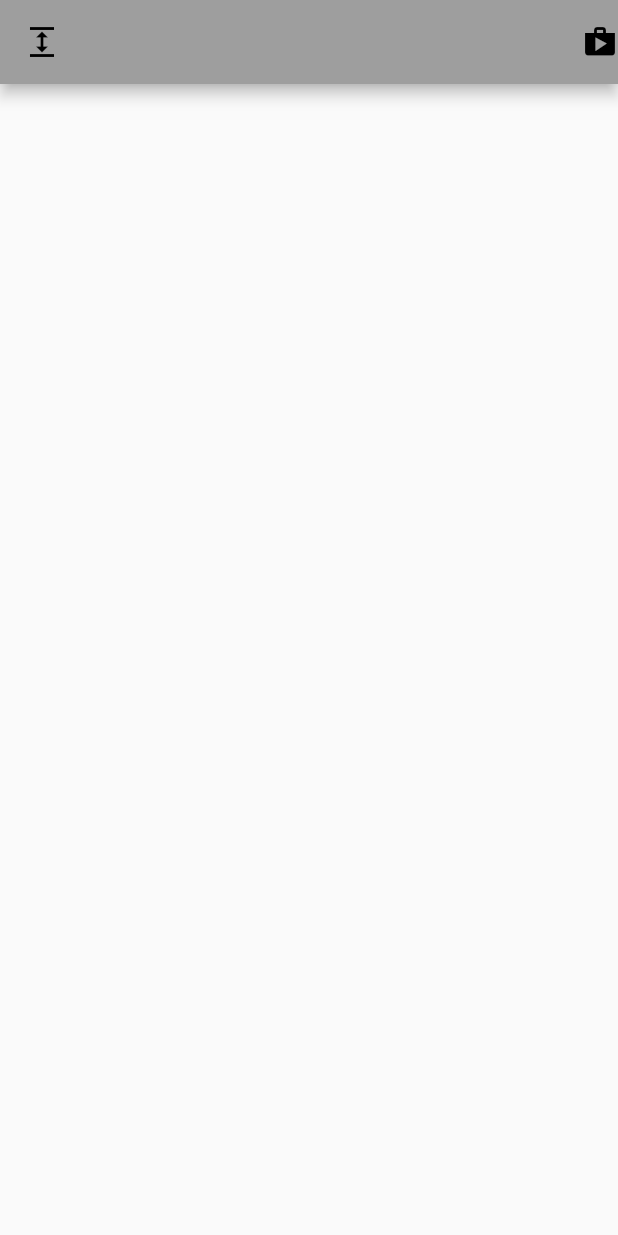
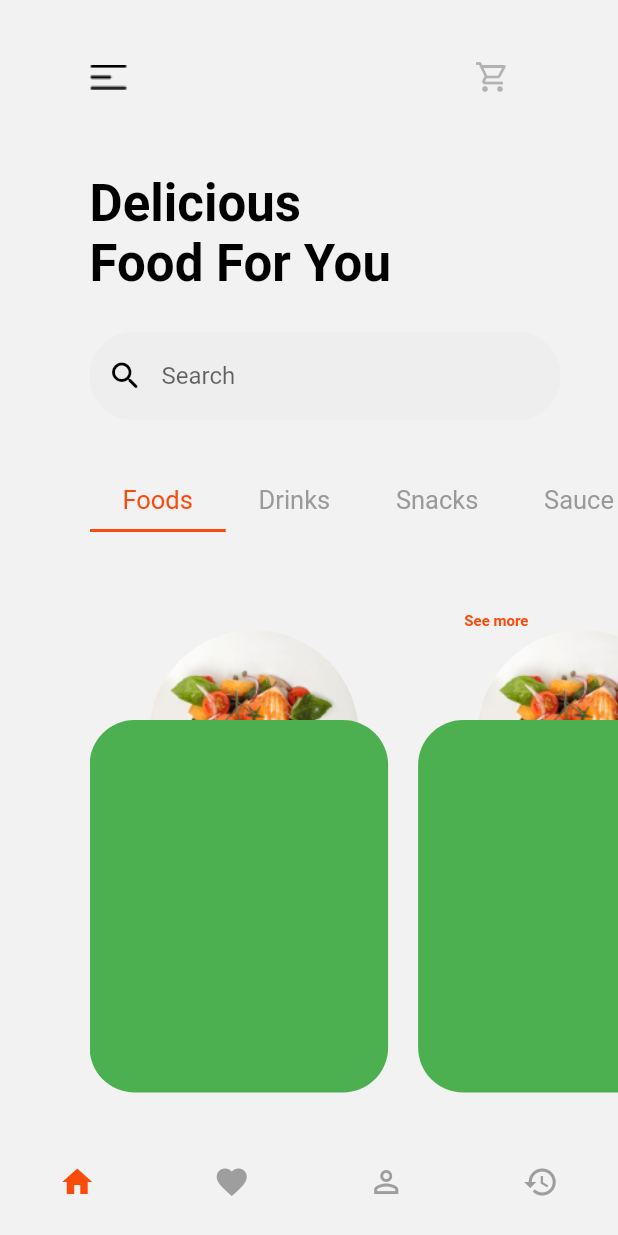
Before and after one commit to kyril-san/foodapp_practice, a Flutter app: the Homepage screen opened directly, on a phone screen of 412 x 824 dp. Run offline on Flutter 3.47's test engine with Material 2 defaults, Android fonts, the phone set to English and light mode, and no system bars; our stand-ins replace google_fonts.

```diff
--- /dev/null
+++ b/lib/Hompage/page1.dart
@@ -0,0 +1,89 @@
+import 'package:flutter/material.dart';
+import 'package:foodapp_practice/Hompage/image_details.dart';
+import 'package:foodapp_practice/Hompage/page1/layer1.dart';
+import 'package:foodapp_practice/Hompage/page1/search.dart';
+import 'package:foodapp_practice/Hompage/page1/text_out.dart';
+// ignore: depend_on_referenced_packages
+import 'package:google_fonts/google_fonts.dart';
+
+import '../constants/constants.dart';
+
+class Page1 extends StatefulWidget {
+  const Page1({super.key});
+
+  @override
+  State<Page1> createState() => _Page1State();
+}
+
+class _Page1State extends State<Page1> with TickerProviderStateMixin {
+  @override
+  Widget build(BuildContext context) {
+    final double screenwidth = MediaQuery.of(context).size.height / 414;
+    final double screenheight = MediaQuery.of(context).size.height / 896;
+    // ignore: no_leading_underscores_for_local_identifiers
+    TabController _controller = TabController(length: 4, vsync: this);
+
+    return Container(
+      padding: EdgeInsets.only(
+          left: pagepadding * screenwidth, top: pagepadding * screenheight),
+      child: Column(
+        crossAxisAlignment: CrossAxisAlignment.start,
+        children: [
+          const Layer1(),
+          SizedBox(height: 43.33 * screenheight),
+          const Textout(),
+          SizedBox(height: 28 * screenheight),
+          const SearchBox(),
+          SizedBox(height: 46 * screenheight),
+          SingleChildScrollView(
+            child: TabBar(
+                controller: _controller,
+                isScrollable: true,
+                labelPadding: EdgeInsets.only(
+                    bottom: 10 * screenheight,
+                    left: 11 * screenwidth,
+                    right: 11 * screenwidth),
+                indicatorColor: secondarycolor,
+                labelColor: secondarycolor,
+                unselectedLabelColor: const Color.fromARGB(255, 154, 154, 157),
+                tabs: [
+                  Text('Foods',
+                      style: GoogleFonts.varelaRound(
+                          fontSize: 17, fontWeight: FontWeight.w400)),
+                  Text('Drinks',
+                      style: GoogleFonts.varelaRound(
+                          fontSize: 17, fontWeight: FontWeight.w400)),
+                  Text('Snacks',
+                      style: GoogleFonts.varelaRound(
+                          fontSize: 17, fontWeight: FontWeight.w400)),
+                  Text('Sauce',
+                      style: GoogleFonts.varelaRound(
+                          fontSize: 17, fontWeight: FontWeight.w400))
+                ]),
+          ),
+          SizedBox(height: 58 * screenheight),
+          Padding(
+            padding: EdgeInsets.only(right: pagepadding * screenwidth),
+            child: Align(
+              alignment: Alignment.centerRight,
+              child: Text('See more', style: maintext),
+            ),
+          ),
+          Expanded(
+            child: TabBarView(controller: _controller, children: [
+              ListView.builder(
+                  itemCount: 3,
+                  scrollDirection: Axis.horizontal,
+                  itemBuilder: (context, index) {
+                    return const ImageHolder();
+                  }),
+              const Center(child: Text("fill2")),
+              const Center(child: Text("fill3")),
+              const Center(child: Text("fill4")),
+            ]),
+          )
+        ],
+      ),
+    );
+  }
+}
--- /dev/null
+++ b/lib/Hompage/page1/layer1.dart
@@ -0,0 +1,31 @@
+import 'package:flutter/material.dart';
+import 'package:foodapp_practice/constants/constants.dart';
+
+class Layer1 extends StatelessWidget {
+  const Layer1({
+    super.key,
+  });
+
+  @override
+  Widget build(BuildContext context) {
+    final double screenwidth = MediaQuery.of(context).size.height / 414;
+    // final double screenheight = MediaQuery.of(context).size.height / 896;
+    return Padding(
+      padding: EdgeInsets.only(right: pagepadding * screenwidth),
+      child: Row(
+        mainAxisAlignment: MainAxisAlignment.spaceBetween,
+        children: [
+          Image.asset('assets/images/Vector.png'),
+          IconButton(
+              onPressed: () {},
+              icon: const Opacity(
+                opacity: 0.3,
+                child: Icon(
+                  Icons.shopping_cart_outlined,
+                ),
+              ))
+        ],
+      ),
+    );
+  }
+}
--- /dev/null
+++ b/lib/Hompage/page1/search.dart
@@ -0,0 +1,32 @@
+import 'package:flutter/material.dart';
+
+class SearchBox extends StatelessWidget {
+  const SearchBox({super.key});
+
+  @override
+  Widget build(BuildContext context) {
+    return SizedBox(
+      width: 314,
+      height: 60,
+      child: TextFormField(
+        decoration: const InputDecoration(
+          prefixIcon: Icon(
+            Icons.search_rounded,
+            color: Colors.black,
+          ),
+          hintText: 'Search',
+          filled: true,
+          fillColor: Color.fromARGB(255, 239, 238, 238),
+          enabledBorder: OutlineInputBorder(
+            borderSide: BorderSide(color: Color.fromARGB(255, 239, 238, 238)),
+            borderRadius: BorderRadius.all(Radius.circular(30)),
+          ),
+          focusedBorder: OutlineInputBorder(
+            borderSide: BorderSide(color: Color.fromARGB(255, 239, 238, 238)),
+            borderRadius: BorderRadius.all(Radius.circular(30)),
+          ),
+        ),
+      ),
+    );
+  }
+}
--- /dev/null
+++ b/lib/Hompage/page1/text_out.dart
@@ -0,0 +1,17 @@
+// ignore_for_file: depend_on_referenced_packages
+
+import 'package:flutter/material.dart';
+import 'package:google_fonts/google_fonts.dart';
+
+class Textout extends StatelessWidget {
+  const Textout({super.key});
+
+  @override
+  Widget build(BuildContext context) {
+    return Text(
+      'Delicious\nFood For You',
+      style: GoogleFonts.varelaRound(
+          fontSize: 34, fontWeight: FontWeight.bold, color: Colors.black),
+    );
+  }
+}
--- a/lib/Pages/home_page.dart
+++ b/lib/Pages/home_page.dart
@@ -1,16 +1,53 @@
 import 'package:flutter/material.dart';
+import 'package:foodapp_practice/constants/constants.dart';
 
-class Homepage extends StatelessWidget {
+import '../Hompage/page1.dart';
+
+class Homepage extends StatefulWidget {
   const Homepage({super.key});
 
   @override
+  State<Homepage> createState() => _HomepageState();
+}
+
+int _currentindex = 0;
+
+const pages = [
+  Page1(),
+  Center(child: Text('Second Page')),
+  Center(child: Text('Third Page')),
+  Center(child: Text('Fourth Page')),
+];
+
+class _HomepageState extends State<Homepage> {
+  @override
   Widget build(BuildContext context) {
+    // final double screenwidth = MediaQuery.of(context).size.height / 414;
+    // final double screenheight = MediaQuery.of(context).size.height / 896;
     return SafeArea(
       child: Scaffold(
-        appBar: AppBar(
-          leading: const Icon(Icons.expand),
-          actions: const [Icon(Icons.shop)],
-        ),
+        backgroundColor: greycolor,
+        body: pages[_currentindex],
+        bottomNavigationBar: BottomNavigationBar(
+            currentIndex: _currentindex,
+            type: BottomNavigationBarType.fixed,
+            backgroundColor: greycolor,
+            elevation: 0,
+            unselectedItemColor: Colors.grey,
+            selectedItemColor: secondarycolor,
+            iconSize: 24,
+            onTap: (index) {
+              setState(() {
+                _currentindex = index;
+              });
+            },
+            items: const [
+              BottomNavigationBarItem(icon: Icon(Icons.home), label: ''),
+              BottomNavigationBarItem(icon: Icon(Icons.favorite), label: ''),
+              BottomNavigationBarItem(
+                  icon: Icon(Icons.person_outline), label: ''),
+              BottomNavigationBarItem(icon: Icon(Icons.history), label: ''),
+            ]),
       ),
     );
   }
--- a/lib/constants/constants.dart
+++ b/lib/constants/constants.dart
@@ -3,23 +3,29 @@
 import 'package:flutter/material.dart';
 import 'package:google_fonts/google_fonts.dart';
 
-final maintext = GoogleFonts.sourceSansPro(
+final maintext = GoogleFonts.varelaRound(
   textStyle: const TextStyle(
       fontSize: 10,
       fontWeight: FontWeight.w600,
       color: Color.fromARGB(255, 250, 74, 12)),
 );
-final maintext2 = GoogleFonts.sourceSansPro(
+final maintext2 = GoogleFonts.varelaRound(
   textStyle: const TextStyle(
       fontSize: 17,
       fontWeight: FontWeight.w600,
       color: Color.fromARGB(255, 250, 74, 12)),
 );
-final maintextwhite = GoogleFonts.sourceSansPro(
+final maintext3 = GoogleFonts.varelaRound(
+  textStyle: const TextStyle(
+      fontSize: 17,
+      fontWeight: FontWeight.w600,
+      color: Color.fromARGB(255, 155, 155, 157)),
+);
+final maintextwhite = GoogleFonts.varelaRound(
   textStyle: const TextStyle(
       fontSize: 17, fontWeight: FontWeight.w600, color: Colors.white),
 );
-final maintextblack = GoogleFonts.sourceSansPro(
+final maintextblack = GoogleFonts.varelaRound(
   textStyle: const TextStyle(
       fontWeight: FontWeight.w600,
       color: Color.fromARGB(255, 0, 0, 0),
@@ -29,3 +35,4 @@ const pagepadding = 30;
 const maintextcolor = Color.fromARGB(255, 0, 0, 0);
 const secondarycolor = Color.fromARGB(255, 250, 74, 12);
 const whitecolor = Color.fromARGB(255, 255, 255, 255);
+const greycolor = Color.fromARGB(255, 242, 242, 242);
--- a/lib/main.dart
+++ b/lib/main.dart
@@ -22,7 +22,7 @@ class MyApp extends StatelessWidget {
         primarySwatch: Colors.grey,
         primaryColor: const Color.fromARGB(255, 182, 182, 182),
       ),
-      home: const Login(),
+      home: const Homepage(),
     );
   }
 }
```
Also changed, not shown: lib/Login/first_layer.dart (+2 -9 lines), assets/images/fruits.png (added), lib/constants/text_field.dart (deleted), pubspec.lock.
